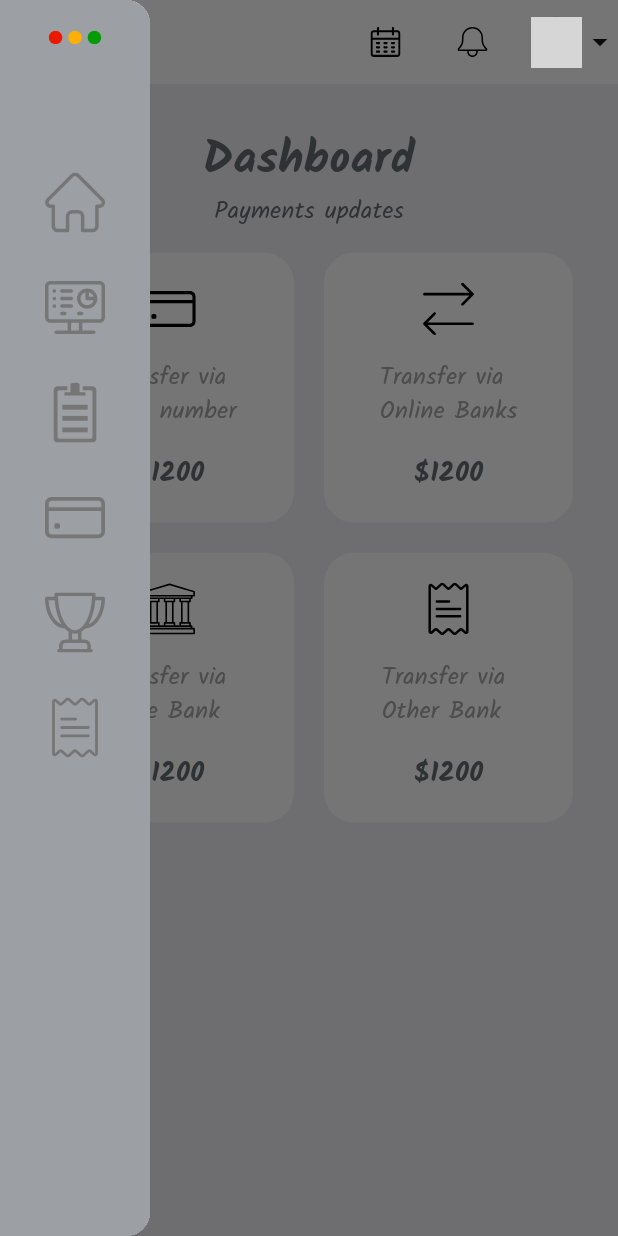
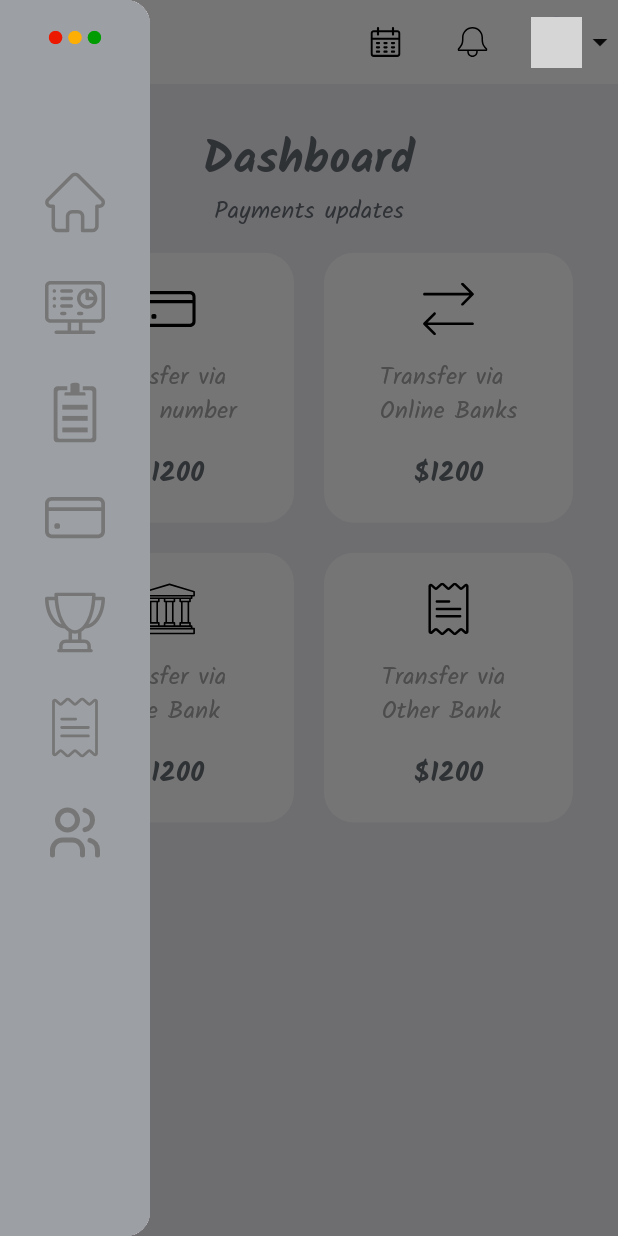
Before and after one commit to Harurin5671/crm, a Flutter app: the HomeScreen screen opened by its route, with the side drawer open, on a phone screen of 412 x 824 dp. Run offline on Flutter 3.47's test engine with Material 3 defaults, Android fonts, the phone set to English and light mode, and no system bars; our stand-ins replace flutter_svg, get, google_fonts; network calls fail; grey boxes are pictures that could not be loaded.

Commit message:
Pantalla de Agregar cliente con filtro de tipo de usuario dni, ruc, etc

```diff
--- a/crm_project/lib/configs/routes/app_routes.dart
+++ b/crm_project/lib/configs/routes/app_routes.dart
@@ -1,3 +1,4 @@
+import 'package:crm_project/screens/clients/add_client_screen.dart';
 import 'package:get/get.dart';
 
 import 'package:crm_project/screens/screens.dart';
@@ -19,5 +20,10 @@ class AppRoutes {
       page: () => const HomeScreen(),
       transition: Transition.fadeIn,
     ),
+    GetPage(
+      title: 'Client',
+      name: '/client',
+      page: () => const AddClientScreen(),
+    ),
   ];
 }
--- a/crm_project/lib/screens/home_screen.dart
+++ b/crm_project/lib/screens/home_screen.dart
@@ -48,7 +48,7 @@ class HomeScreen extends StatelessWidget {
                   padding: const EdgeInsets.symmetric(vertical: 30, horizontal: 30),
                   child: Column(
                     children: [
-                      const Header(),
+                      const Header(title: 'Dashboard', subtitle: 'Payments updates'),
                       SizedBox(height: SizeConfig.blockSizeHorizontal * 4,),
                       SizedBox(
                         width: SizeConfig.screenWidth,
--- a/crm_project/lib/widgets/home/header.dart
+++ b/crm_project/lib/widgets/home/header.dart
@@ -1,18 +1,29 @@
 import 'package:flutter/material.dart';
 
 class Header extends StatelessWidget {
-  const Header({super.key});
+  const Header({super.key, required this.title, required this.subtitle});
+
+  final String title;
+  final String subtitle;
 
   @override
   Widget build(BuildContext context) {
-    return const Row(
+    return  Row(
       mainAxisSize: MainAxisSize.min,
       children: [
         SizedBox(
           child: Column(
             children: [
-              Text('Dashboard', style: TextStyle(fontSize: 30, fontWeight: FontWeight.w800),),
-              Text('Payments updates', style: TextStyle(fontSize: 16, fontWeight: FontWeight.w400),),
+              Text(
+                title,
+                // 'Dashboard',
+                style: const TextStyle(fontSize: 30, fontWeight: FontWeight.w800),
+              ),
+              Text(
+                subtitle,
+                // 'Payments updates',
+                style: const TextStyle(fontSize: 16, fontWeight: FontWeight.w400),
+              ),
             ],
           ),
         )
--- a/crm_project/lib/widgets/home/side_menu.dart
+++ b/crm_project/lib/widgets/home/side_menu.dart
@@ -1,3 +1,4 @@
+import 'package:crm_project/screens/clients/add_client_screen.dart';
 import 'package:flutter/material.dart';
 
 import 'package:flutter_svg/svg.dart';
@@ -90,6 +91,16 @@ class SideMenu extends StatelessWidget {
                       width: 40,
                     ),
                     onPressed: () {}),
+                IconButton(
+                    iconSize: 20,
+                    padding: const EdgeInsets.all(15),
+                    icon: SvgPicture.asset(
+                      'assets/icons/svg/client.svg',
+                      colorFilter: const ColorFilter.mode(AppColors.iconGray, BlendMode.srcIn),
+                      height: 40,
+                      width: 40,
+                    ),
+                    onPressed: () => const AddClientScreen()),
               ],
             ),
         ),
```
Also changed, not shown: crm_project/lib/screens/clients/add_client_screen.dart (added, +229 -0 lines), crm_project/lib/utils/formatters/phone_number_formatter.dart (added, +30 -0 lines), crm_project/lib/utils/index.dart (added, +14 -0 lines), crm_project/lib/widgets/notification_helper.dart (added, +30 -0 lines), crm_project/assets/icons/svg/client.svg (added).
